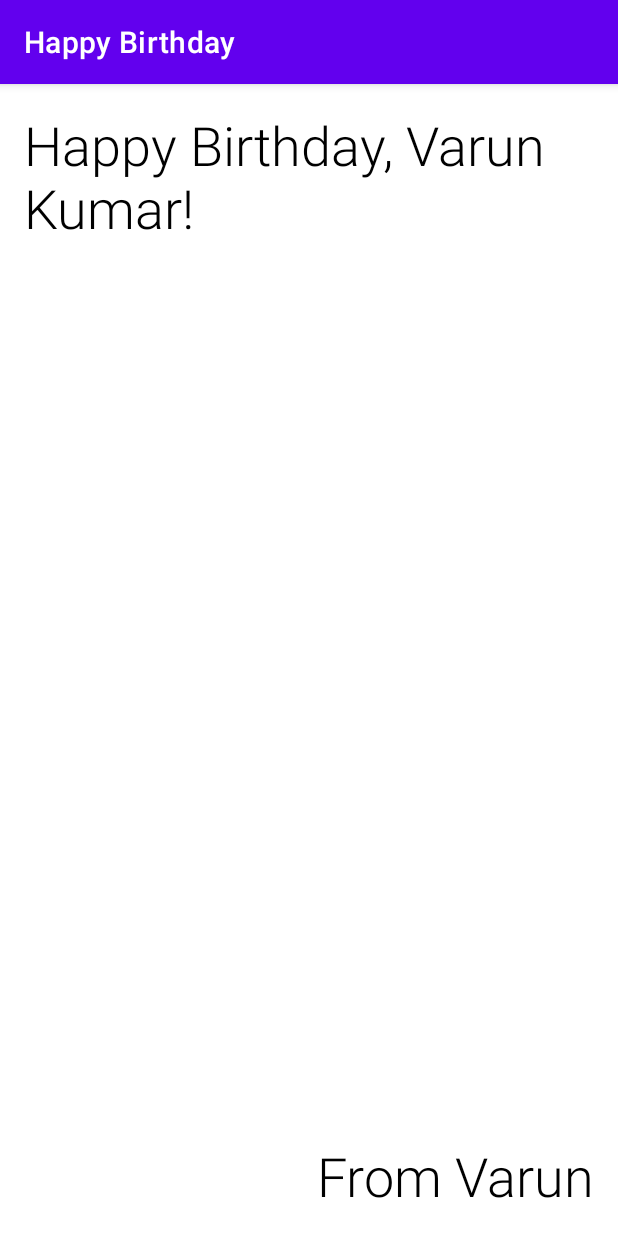
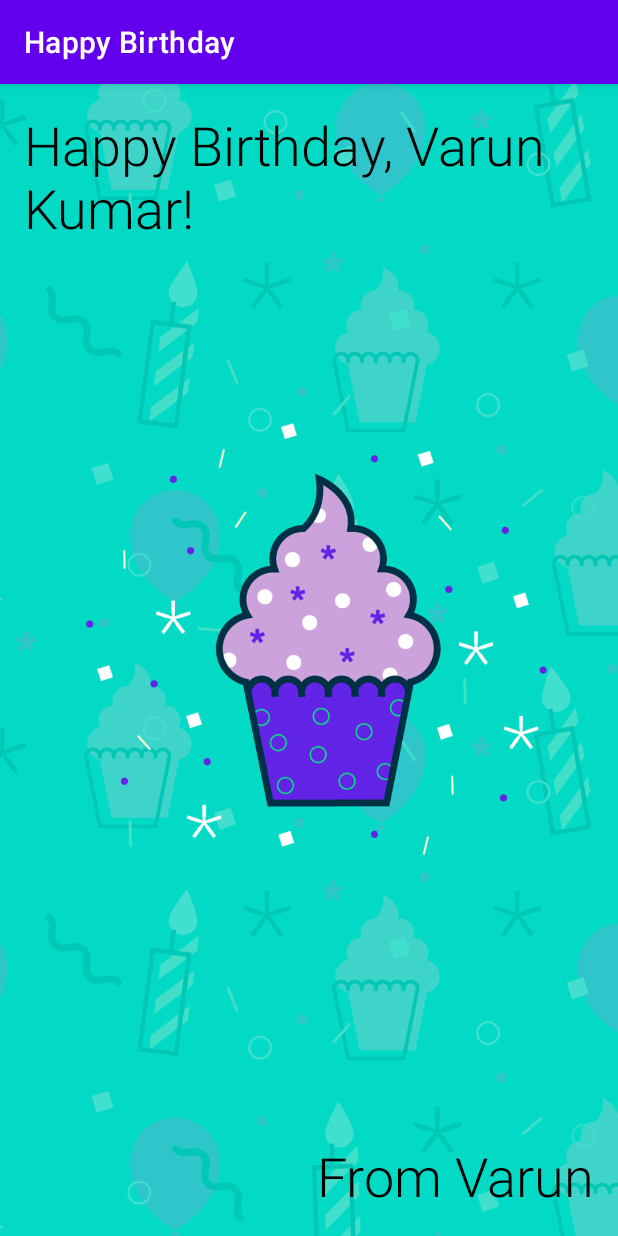
Before and after one commit to varunjha089/Happy-Birthday, an Android app: the screen it shows after launch (MainActivity), on a phone screen of 412 x 824 dp. Run offline under Robolectric (Android 15) with nearby library versions, the phone set to English and light mode, and no system bars.

Commit message:
Image added to the application. App completed.

```diff
--- a/app/src/main/res/layout/activity_main.xml
+++ b/app/src/main/res/layout/activity_main.xml
@@ -5,6 +5,18 @@
     android:layout_width="match_parent"
     android:layout_height="match_parent"
     tools:context=".MainActivity">
+
+    <ImageView
+        android:id="@+id/imageView"
+        android:layout_width="0dp"
+        android:layout_height="0dp"
+        android:importantForAccessibility="no"
+        android:scaleType="centerCrop"
+        app:layout_constraintBottom_toBottomOf="parent"
+        app:layout_constraintEnd_toEndOf="parent"
+        app:layout_constraintStart_toStartOf="parent"
+        app:layout_constraintTop_toTopOf="parent"
+        app:srcCompat="@drawable/androidparty" />
 
     <TextView
         android:id="@+id/textView"
@@ -31,4 +43,6 @@
         android:textSize="36sp"
         app:layout_constraintBottom_toBottomOf="parent"
         app:layout_constraintEnd_toEndOf="parent" />
+
+
 </androidx.constraintlayout.widget.ConstraintLayout>
```
